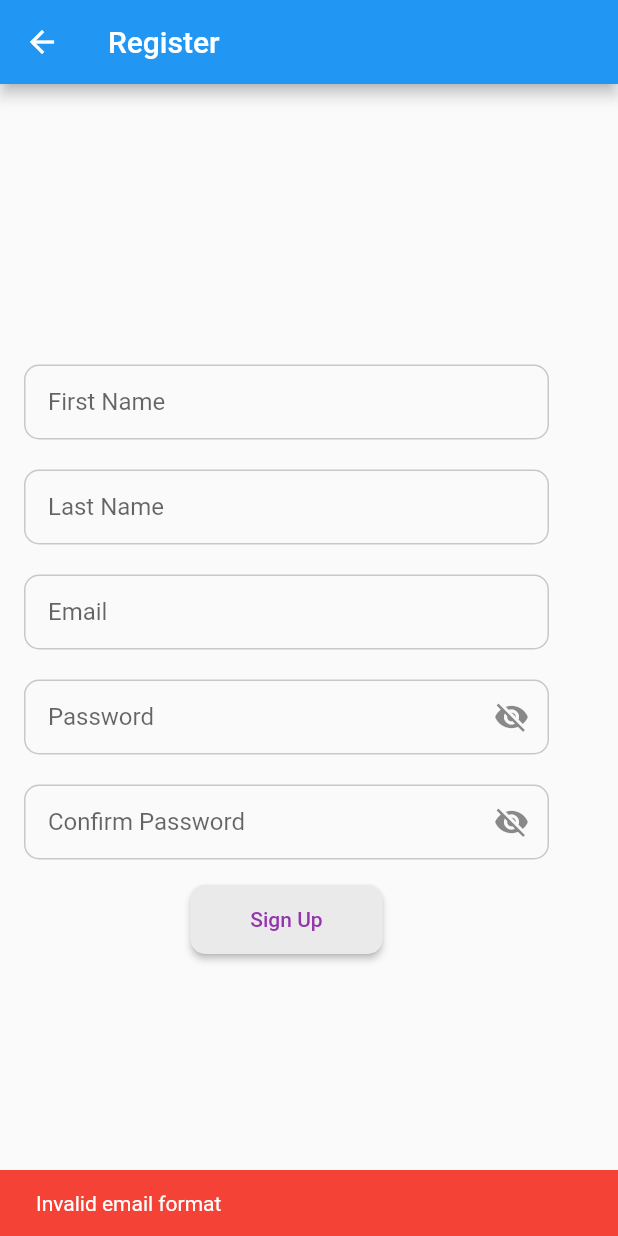
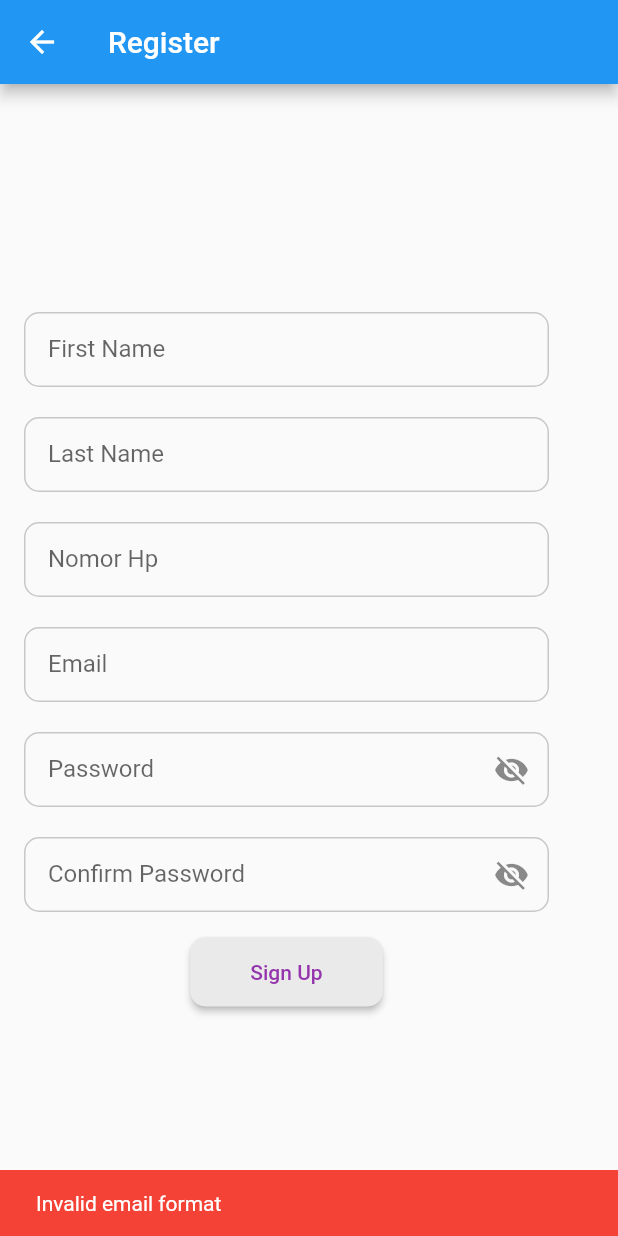
Before and after one commit to George535220173/UAS_E-MONEY, a Flutter app: the RegisterPage screen opened directly, after a tap on "Sign Up", on a phone screen of 412 x 824 dp. Run offline on Flutter 3.47's test engine with Material 2 defaults, Android fonts, the phone set to English and light mode, and no system bars; our stand-ins replace cloud_firestore, firebase_auth, firebase_core; accounts and stored records are empty; network calls fail.

Commit message:
di register

```diff
--- a/lib/registerlogin/register.dart
+++ b/lib/registerlogin/register.dart
@@ -1,5 +1,6 @@
   import 'package:cloud_firestore/cloud_firestore.dart';
   import 'package:flutter/material.dart';
+import 'package:flutter/services.dart';
   import 'package:uas_emoney/createpin.dart';
   import 'package:uas_emoney/registerlogin/login.dart';
   import 'package:firebase_auth/firebase_auth.dart';
@@ -15,6 +16,7 @@
     TextEditingController confirmPasswordController = TextEditingController();
     TextEditingController firstNameController = TextEditingController();
     TextEditingController lastNameController = TextEditingController();
+    TextEditingController phoneController = TextEditingController();
 
     bool isPasswordVisible = false;
     bool isConfirmPasswordVisible = false;
@@ -64,6 +66,27 @@
                   controller: lastNameController,
                   decoration: InputDecoration(
                     labelText: 'Last Name',
+                    border: InputBorder.none,
+                    contentPadding: EdgeInsets.symmetric(horizontal: 15.0),
+                  ),
+                ),
+              ),
+              SizedBox(height: 20),
+
+              Container(
+                width: 350,
+                decoration: BoxDecoration(
+                  border: Border.all(
+                    color: const Color.fromARGB(255, 0, 0, 0).withOpacity(0.2),
+                  ),
+                  borderRadius: BorderRadius.circular(10.0),
+                ),
+                child: TextField(
+                  controller: phoneController,
+                  keyboardType: TextInputType.number,
+                 inputFormatters: [FilteringTextInputFormatter.digitsOnly],
+                  decoration: InputDecoration(
+                    labelText: 'Nomor Hp',
                     border: InputBorder.none,
                     contentPadding: EdgeInsets.symmetric(horizontal: 15.0),
                   ),
@@ -190,6 +213,7 @@
                           .set({
                         'firstName': firstNameController.text,
                         'lastName': lastNameController.text,
+                        'phone': phoneController.text,
                         'email' : emailController.text,
                         'pin': '',
                         'balance': 0,
```
